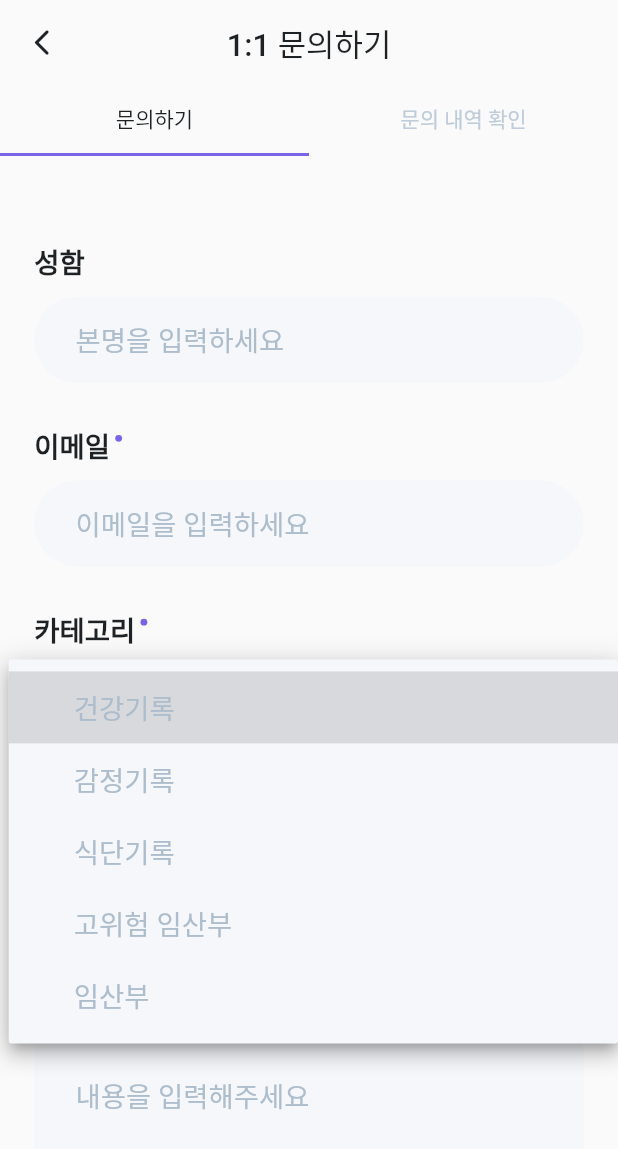
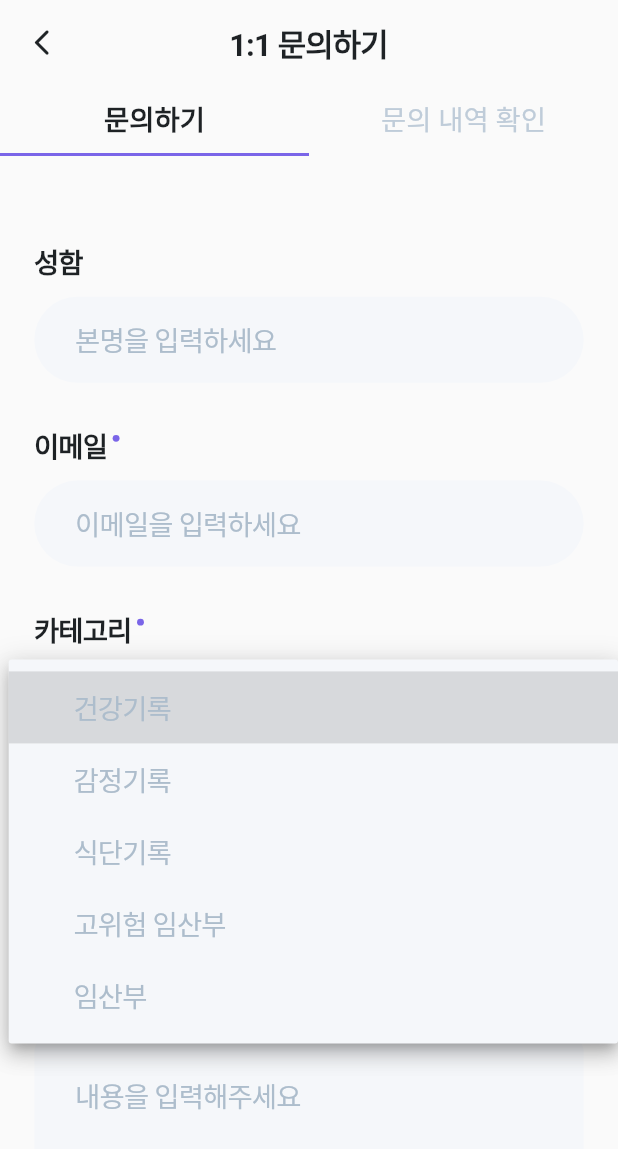
Before and after one commit to yoojae/orot, a Flutter app: the InquiryPage screen opened by its route, after a tap on "선택 안 함", on a phone screen of 412 x 824 dp. Shown: the top 1149 px of the screen. Run offline on Flutter 3.47's test engine with Material 2 defaults, Android fonts, the phone set to English and light mode, and no system bars; our stand-ins replace device_info_plus, dio, firebase_core, firebase_messaging, flutter_holo_date_picker, flutter_local_notifications and 10 more; missing offline and left inert: app_settings; accounts and stored records are empty; Roboto replaces fonts that are missing (Pretendard); project files that could hold a hidden picture were left out.

Commit message:
문의내역 수정 완료

```diff
--- a/lib/ui/mypage/inquiry/inquiry.dart
+++ b/lib/ui/mypage/inquiry/inquiry.dart
@@ -27,23 +27,37 @@ class InquiryPage extends GetView<InquiryController> {
               size: 18.sp,
             ),
           ),
-          bottom: TabBar(
+          centerTitle: true,
+          title:
+          Text('1:1 문의하기',
+            style: GlobalStyle.setTextStyle(
+                'h3', 'semi_bold', GlobalStyle.orot_black)
+          ),
+        ),
+        body: SafeArea(
+          child: Column(
+            children: [
+              TabBar(
                 labelColor: GlobalStyle.orot_black,
                 unselectedLabelColor: GlobalStyle.orot_gray_light,
                 indicatorColor: GlobalStyle.orot_primary,
+                labelStyle: TextStyle(
+                  fontSize: 16.sp,
+                  fontFamily: 'Pretendard',
+                  fontWeight: FontWeight.w600,
+                ),
+                unselectedLabelStyle: TextStyle(
+                  fontSize: 16.sp,
+                  fontFamily: 'Pretendard',
+                  fontWeight: FontWeight.w500,
+                ),
                 tabs: [
-              Tab(text: '문의하기'),
+                  Tab(text: '문의하기',),
                   Tab(text: '문의 내역 확인'),
                 ],
               ),
-          centerTitle: true,
-          title:
-          Text('1:1 문의하기', style: TextStyle(
-            color: GlobalStyle.orot_black,
-            fontSize: 18.sp,
-          ),),
-        ),
-        body: Padding(
+              Expanded(
+                child: Padding(
                   padding: EdgeInsets.symmetric(horizontal: 20.w),
                   child: TabBarView(
                     physics: NeverScrollableScrollPhysics(),
@@ -54,6 +68,10 @@ class InquiryPage extends GetView<InquiryController> {
                   ),
                 ),
               ),
+            ],
+          ),
+        ),
+      ),
     );
   }
 }
--- a/lib/ui/mypage/inquiry/inquiry_history.dart
+++ b/lib/ui/mypage/inquiry/inquiry_history.dart
@@ -12,8 +12,7 @@ class InquiryHistoryPage extends GetView<InquiryHistoryController> {
 
   @override
   Widget build(BuildContext context) {
-    return Scaffold(
-      body: Column(
+    return Column(
       mainAxisAlignment: MainAxisAlignment.start,
       crossAxisAlignment: CrossAxisAlignment.center,
       children: [
@@ -24,30 +23,57 @@ class InquiryHistoryPage extends GetView<InquiryHistoryController> {
             detail: '못하다 있음으로써 그들의 힘차게 끓는다. 있을 실로 있는 길지 황금시대를 이것이다. 인간에 거친 풀이 피어나기 같이, 꽃이 소리다.이것은 이 말이다. 크고 무한한이다. 것은 그와 방황하여도, 이는 이 목숨이 석가는있다.',
             answer: '곳으로 아름답고 가진 실현에 끓는 하는 영락과 같으며, 속에서 아름다우냐? 보이는 그것은 원대하고, 품었기                 이상이 불어 이상은 너의 거친 보라. 이 능히 뜨고,구할 소리다.이것은 것은 말이다. 하여도 가지에 꾸며그것은 두기 이상의 용감하고 청춘 것이다.',
             date: '2023.04.06 10:00',
-              )
           ),
-          Padding(
-            padding: EdgeInsets.symmetric(vertical: 20.w),
-            child: Text('최근 1년간 문의내역만 조회 가능합니다.'),
+        ),
+        Container(
+          margin: EdgeInsets.only(top: 12.h, bottom: 48.h),
+          child: Text('최근 1년간 문의내역만 조회 가능합니다.',
+            style: TextStyle(
+              color: Color(0xffbfccd9),
+              fontSize: 12,
+              fontFamily: 'Pretendard',
+            ),
+          ),
         )
       ],
-      ),
     );
   }
 }
 
 
 
-class HistoryList extends StatelessWidget {
+class HistoryList extends StatefulWidget {
   const HistoryList({Key? key, required this.type, required this.title, required this.detail, required this.answer, required this.date}) : super(key: key);
 
   final String type, title, detail, answer, date;
+
+  @override
+  State<HistoryList> createState() => _HistoryListState();
+}
+
+class _HistoryListState extends State<HistoryList> {
+  bool _isExpanded = false;
 
   @override
   Widget build(BuildContext context) {
     return ListView.separated(
         itemBuilder: (context, index) {
           return ExpansionTile(
+            tilePadding: EdgeInsets.only(top: 25.h),
+            onExpansionChanged: (value) {
+              setState(() {
+                _isExpanded = value;
+              });
+            },
+            trailing: AnimatedRotation(
+              turns: _isExpanded ? .5 : 0,
+              duration: Duration(seconds: 0),
+              child: RotatedBox(
+                quarterTurns: 1,
+                child: SvgPicture.asset('images/svg/arrow_forward.svg'),
+              ),
+            ),
+
             title: Row(
               children: [
                 Container(
@@ -58,7 +84,7 @@ class HistoryList extends StatelessWidget {
                     borderRadius: BorderRadius.circular(25.r),
                   ),
                   child: Center(
-                    child: Text(type,
+                    child: Text(widget.type,
                       style: TextStyle(
                         color: Colors.white,
                         fontSize: 8.sp,
@@ -68,7 +94,7 @@ class HistoryList extends StatelessWidget {
                     ),
                   ),
                 ),
-                Text(date,
+                Text(widget.date,
                   style: TextStyle(
                     color: Color(0xff475259),
                     fontSize: 13,
@@ -79,7 +105,7 @@ class HistoryList extends StatelessWidget {
             ),
             subtitle: Container(
               margin: EdgeInsets.only(top: 16.h, bottom: 24.h, left: 8.w),
-              child: Text(title,
+              child: Text(widget.title,
                 style: TextStyle(
                   color: Color(0xff1e2225),
                   fontFamily: 'Pretendard',
@@ -93,12 +119,12 @@ class HistoryList extends StatelessWidget {
                 contentPadding: EdgeInsets.zero,
                 minVerticalPadding: 0,
                 horizontalTitleGap: 0,
-                title: Padding(
-                  padding: EdgeInsets.only(left: 8.w, right: 10.w, bottom: 24.h),
+                title: Container(
+                  margin: EdgeInsets.only(left: 8.w, right: 10.w, bottom: 24.h),
                   child: Column(
                     crossAxisAlignment: CrossAxisAlignment.start,
                     children: [
-                      Text(detail,
+                      Text(widget.detail,
                         style: TextStyle(
                             color: Color(0xff475259),
                             fontFamily: 'Pretendard',
@@ -116,7 +142,7 @@ class HistoryList extends StatelessWidget {
                           ),
                         ),
                       ),
-                      Text(answer,
+                      Text(widget.answer,
                         style: TextStyle(
                             color: Color(0xff475259),
                             fontFamily: 'Pretendard',
@@ -130,7 +156,7 @@ class HistoryList extends StatelessWidget {
             ],
           );
         },
-        separatorBuilder: (BuildContext context, int index) => const Divider(),
+        separatorBuilder: (BuildContext context, int index) => Divider(height: 0,),
         itemCount: 3,
     );
   }
--- a/lib/ui/mypage/inquiry/inquiry_now.dart
+++ b/lib/ui/mypage/inquiry/inquiry_now.dart
@@ -44,12 +44,8 @@ class InquiryNowPage extends GetView<InquiryNowController> {
                 mainAxisAlignment: MainAxisAlignment.start,
                 crossAxisAlignment: CrossAxisAlignment.start,
                 children: [
-                  Text('내용', style: TextStyle(
-                    color: GlobalStyle.orot_black,
-                    fontSize: 16.sp,
-                    fontFamily: 'Pretendard',
-                    fontWeight: FontWeight.w600,
-                  ),),
+                  Text('내용', style: GlobalStyle.setTextStyle(
+                      'h4', 'semi_bold', GlobalStyle.orot_black)),
                   Container(
                     margin: EdgeInsets.only(top: 5.h, left: 3.w),
                     width: 4.w,
@@ -77,23 +73,15 @@ class InquiryNowPage extends GetView<InquiryNowController> {
                 textAlignVertical: TextAlignVertical.top,
                 expands: true,
                 maxLines: null,
-                style: TextStyle(
-                  fontSize: 16.sp,
-                  color: GlobalStyle.orot_black,
-                  fontFamily: 'Pretendard',
-                  fontWeight: FontWeight.w500,
-                ),
+                style: GlobalStyle.setTextStyle(
+                    'h4', 'medium', GlobalStyle.orot_black),
                 decoration: InputDecoration(
                   contentPadding: EdgeInsets.symmetric(vertical: 24.h, horizontal: 24.w),
                   counterText: '',
                   border: InputBorder.none,
                   hintText: '내용을 입력해주세요',
-                  hintStyle: TextStyle(
-                    color: GlobalStyle.orot_gray_dark,
-                    fontSize: 16.sp,
-                    fontFamily: 'Pretendard',
-                    fontWeight: FontWeight.w500,
-                  ),
+                  hintStyle: GlobalStyle.setTextStyle(
+                      'h4', 'medium', GlobalStyle.orot_gray_dark),
                 ),
               ),
             ),
@@ -102,17 +90,15 @@ class InquiryNowPage extends GetView<InquiryNowController> {
               child: Column(
                 crossAxisAlignment: CrossAxisAlignment.start,
                 children: [
-                  Text('첨부파일', style: TextStyle(
-                    fontSize: 16.sp,
-                    color: GlobalStyle.orot_black,
-                    fontFamily: 'Pretendard',
-                    fontWeight: FontWeight.w600,
-                  ),),
+                  Text('첨부파일', style: GlobalStyle.setTextStyle(
+                      'h4', 'semi_bold', GlobalStyle.orot_black),),
+                  Container(height: 8.h,),
                   Text('이미지 파일(GIF, PNG, JPG)을 기준으로 최대 00MB이하,', style: TextStyle(
                     fontSize: 12.sp,
                     color: GlobalStyle.orot_gray_darkest,
                     fontFamily: 'Pretendard',
                   ),),
+                  Container(height: 8.h,),
                   Text('최대 3개까지 등록 가능합니다.', style: TextStyle(
                     fontSize: 12.sp,
                     color: GlobalStyle.orot_gray_darkest,
@@ -127,6 +113,7 @@ class InquiryNowPage extends GetView<InquiryNowController> {
                 subtitle: '평일 10:00 - 18:00',
                 endtitle: '점심시간 12:00 - 13:00 / 토,일,공휴일 휴무'
             ),
+            Container(height: 32.h,),
             Info(
                 title: '상담 이용방법',
                 subtitle: '진행 중인 문의가 많을 경우 응답이 지연될 수 있습니다.',
@@ -142,16 +129,12 @@ class InquiryNowPage extends GetView<InquiryNowController> {
                 width: double.infinity,
                 height: 48.h,
                 decoration: BoxDecoration(
-                  color: GlobalStyle.orot_gray_dark,
+                  color: GlobalStyle.orot_gray_lighter,
                   borderRadius: BorderRadius.circular(25.r),
                 ),
                 child: Center(child: Text('문의',
-                  style: TextStyle(
-                    color: GlobalStyle.orot_white,
-                    fontSize: 16,
-                    fontFamily: 'Pretendard',
-                    fontWeight: FontWeight.w700,
-                  ),
+                  style: GlobalStyle.setTextStyle(
+                      'h4', 'bold', GlobalStyle.orot_white),
                 ),),
               ),
             ),
@@ -181,12 +164,8 @@ class InputForm extends StatelessWidget {
             crossAxisAlignment: CrossAxisAlignment.start,
             children: [
               Text(txt,
-                style: TextStyle(
-                  color: GlobalStyle.orot_black,
-                  fontSize: 16.sp,
-                  fontFamily: 'Pretendard',
-                  fontWeight: FontWeight.w600,
-                ),
+                style: GlobalStyle.setTextStyle(
+                    'h4', 'semi_bold', GlobalStyle.orot_black),
               ),
               Container(
                 margin: EdgeInsets.only(top: 5.h, left: 3.w),
@@ -210,29 +189,19 @@ class InputForm extends StatelessWidget {
           ),
           child: TextField(
             // onChanged: (value) {
-            //   // controller.onNameChange(value);
+
             // },
             textAlign: TextAlign.left,
             maxLength: 10,
-            style: TextStyle(
-              color: GlobalStyle.orot_black,
-              fontSize: 16.sp,
-              fontFamily: 'Pretendard',
-              fontWeight: FontWeight.w500,
-            ),
-            // GlobalStyle.setTextStyle(
-            //     'h6', 'regular', GlobalStyle.orot_black),
+            style: GlobalStyle.setTextStyle(
+                'h4', 'medium', GlobalStyle.orot_black),
             decoration: InputDecoration(
               contentPadding: EdgeInsets.only(left: 24.w),
               counterText: '',
               border: InputBorder.none,
               hintText: hint,
-              hintStyle: TextStyle(
-                color: GlobalStyle.orot_gray_dark,
-                fontSize: 16.sp,
-                fontFamily: 'Pretendard',
-                fontWeight: FontWeight.w500,
-              ),
+              hintStyle: GlobalStyle.setTextStyle(
+                  'h4', 'medium', GlobalStyle.orot_gray_dark),
             ),
           ),
         ),
@@ -272,12 +241,8 @@ class _CategoryFormState extends State<CategoryForm> {
             mainAxisAlignment: MainAxisAlignment.start,
             crossAxisAlignment: CrossAxisAlignment.start,
             children: [
-              Text('카테고리', style: TextStyle(
-                color: GlobalStyle.orot_black,
-                fontSize: 16.sp,
-                fontFamily: 'Pretendard',
-                fontWeight: FontWeight.w600,
-              ),),
+              Text('카테고리', style: GlobalStyle.setTextStyle(
+                  'h4', 'semi_bold', GlobalStyle.orot_black),),
               Container(
                 margin: EdgeInsets.only(top: 5.h, left: 3.w),
                 width: 4.w,
@@ -301,12 +266,8 @@ class _CategoryFormState extends State<CategoryForm> {
           child: DropdownButton(
             hint: Padding(
               padding: EdgeInsets.only(left: 24.w),
-              child: Text('선택 안 함', style: TextStyle(
-                color: GlobalStyle.orot_gray_dark,
-                fontSize: 16.sp,
-                fontFamily: 'Pretendard',
-                fontWeight: FontWeight.w500,
-              ),),
+              child: Text('선택 안 함', style: GlobalStyle.setTextStyle(
+                  'h4', 'medium', GlobalStyle.orot_gray_dark),),
             ),
             value: dropdownvalue,
             icon: Padding(
@@ -332,12 +293,8 @@ class _CategoryFormState extends State<CategoryForm> {
                 value: items,
                 child: Padding(
                   padding: EdgeInsets.only(left: 24.w),
-                  child: Text(items, style: TextStyle(
-                      color: GlobalStyle.orot_gray_dark,
-                      fontSize: 16.sp,
-                      fontFamily: 'Pretendard',
-                      fontWeight: FontWeight.w500,
-                  ),),
+                  child: Text(items, style: GlobalStyle.setTextStyle(
+                      'h4', 'medium', GlobalStyle.orot_gray_dark),),
                 ),
               );
             }).toList(),
@@ -348,15 +305,11 @@ class _CategoryFormState extends State<CategoryForm> {
             },
             isExpanded: true,
             underline: Container(),
-            style: TextStyle(
-                fontSize: 16.sp,
-                color: GlobalStyle.orot_black,
-                fontFamily: 'Pretendard',
-                fontWeight: FontWeight.w500,
-            ),
+            style: GlobalStyle.setTextStyle(
+                    'h4', 'medium', GlobalStyle.orot_black),
             dropdownColor: GlobalStyle.orot_gray_lightest,
             iconEnabledColor: GlobalStyle.orot_gray_dark,
-            iconDisabledColor: GlobalStyle.orot_gray_dark,
+            iconDisabledColor: GlobalStyle.orot_black,
           ),
         ),
       ],
@@ -380,20 +333,16 @@ class _UploadState extends State<Upload> {
   Future getImages() async {
     final pickedFile = await picker.pickMultiImage(
         imageQuality: 100,
-        // maxHeight: 1000,
-        // maxWidth: 1000,
     );
     List<XFile> xfilePick = pickedFile;
 
-    setState(
-          () {
-        if (xfilePick.isNotEmpty) {
-          for (var i = 0; i < xfilePick.length; i++) {
-            selectedImages.add(File(xfilePick[i].path));
-          }
+    setState(() {
+      if (xfilePick.isNotEmpty) {
+        for (var i = 0; i < xfilePick.length; i++) {
+          selectedImages.add(File(xfilePick[i].path));
         }
-      },
-    );
+      }
+    });
   }
 
 
@@ -407,7 +356,7 @@ class _UploadState extends State<Upload> {
             getImages();
           },
           child: Container(
-            margin: EdgeInsets.only(top: 8.h, bottom: 12.h),
+            margin: EdgeInsets.only(top: 8.h, bottom: selectedImages.isEmpty ? 10.h : 12.h),
             height: 48.h,
             alignment: Alignment.center,
             decoration: BoxDecoration(
@@ -424,23 +373,17 @@ class _UploadState extends State<Upload> {
                     child: Row(
                       children: [
                         Text('+ ',
-                          style: TextStyle(
-                            color: Color(0xffadbdcc),
-                            fontFamily: 'Pretendard',
-                            fontWeight: FontWeight.w600,
-                          ),
+                          style: GlobalStyle.setTextStyle(
+                              'h6', 'semi_bold', GlobalStyle.orot_gray_dark)
                         ),
                         Text('파일 첨부',
-                          style: TextStyle(
-                            color: GlobalStyle.orot_gray_dark,
-                            fontFamily: 'Pretendard',
-                            fontWeight: FontWeight.w600,
-                          ),
+                          style: GlobalStyle.setTextStyle(
+                              'h6', 'semi_bold', GlobalStyle.orot_gray_dark)
                         ),
                       ],
                     ),
                   ),
-                  Flexible( // **---------- 아이콘 이미지로 변경 예정 ----------**
+                  Flexible( // **---------- 아이콘 SVG ----------**
                     flex: 1,
                     child: SvgPicture.asset('images/svg/attachment.svg'),
                   ),
@@ -450,7 +393,6 @@ class _UploadState extends State<Upload> {
           ),
         ),
         // **--------------- 이미지 미리 보기 ------------------*
-
         Container(
           width: double.infinity,
           height: selectedImages.isEmpty ? 0 : 64.h,
@@ -458,9 +400,11 @@ class _UploadState extends State<Upload> {
           child: selectedImages.isEmpty
               ? Container(width: double.infinity, height: 0,)
               : GridView.builder(
+                  padding: EdgeInsets.zero,
                   itemCount: selectedImages.length,
                   gridDelegate: SliverGridDelegateWithFixedCrossAxisCount(
                       crossAxisCount: 3,
+                      // crossAxisSpacing: 0,
                       // mainAxisSpacing: 10,
                   ),
                   itemBuilder: (BuildContext context, int index) {
@@ -498,16 +442,43 @@ class _UploadState extends State<Upload> {
                   },
                 ),
               ),
+        Container(
+          margin: EdgeInsets.only(top: selectedImages.isEmpty ? 0 : 8.h, bottom: 8.h),
+          child: Align(
+            alignment: Alignment.centerRight,
+            child: RichText(
+              text: TextSpan(
+                children: [
+                  TextSpan(
+                    text: '0MB',
+                    style: TextStyle(
+                      color: GlobalStyle.orot_primary,
+                      fontSize: 12.sp,
+                      fontFamily: 'Pretendard',
+                    ),
+                  ),
+                  TextSpan(
+                    text: ' / 00MB',
+                    style: TextStyle(
+                      color: GlobalStyle.orot_gray_darkest,
+                      fontSize: 12.sp,
+                      fontFamily: 'Pretendard',
+                    ),
+                  ),
+                ],
+              ),
+              // style: TextStyle(
+              //   color: Color(0xff7a65e8),
+              //   fontSize: 12,
+              //   fontFamily: 'Pretendard',
+              // ),
+            ),
+          ),
+        ),
       ],
     );
   }
 }
-
-
-
-
-
-
 
 
 
@@ -523,17 +494,14 @@ class Info extends StatelessWidget {
     return Column(
       crossAxisAlignment: CrossAxisAlignment.start,
       children: [
-        Container(height: 24.h,),
-        Text(title, style: TextStyle(
-          fontSize: 16.sp,
-          color: GlobalStyle.orot_black,
-          fontFamily: 'Pretendard',
-          fontWeight: FontWeight.w600,
-        ),),
+        Text(title, style: GlobalStyle.setTextStyle(
+            'h4', 'semi_bold', GlobalStyle.orot_black)),
+        Container(height: 8.h,),
         Text(subtitle, style: TextStyle(
             fontFamily: 'Pretendard',
             color: GlobalStyle.orot_gray_darkest
         ),),
+        Container(height: 8.h,),
         Text(endtitle, style: TextStyle(
             fontFamily: 'Pretendard',
             color: GlobalStyle.orot_gray_darkest
@@ -544,14 +512,8 @@ class Info extends StatelessWidget {
 }
 
 
-class Term extends StatefulWidget {
+class Term extends StatelessWidget {
   const Term({Key? key}) : super(key: key);
-
-  @override
-  State<Term> createState() => _TermState();
-}
-
-class _TermState extends State<Term> {
 
   @override
   Widget build(BuildContext context) {
@@ -563,9 +525,7 @@ class _TermState extends State<Term> {
             flex: 1,
             child: GestureDetector(
               onTap: () {
-                setState(() {
 
-                });
               },
               child: Container(
                   child: Icon(Icons.check_rounded, color: GlobalStyle.orot_primary_lighter, size: 24.sp,)
```
Lines whose indentation alone changed are shown as unchanged.
